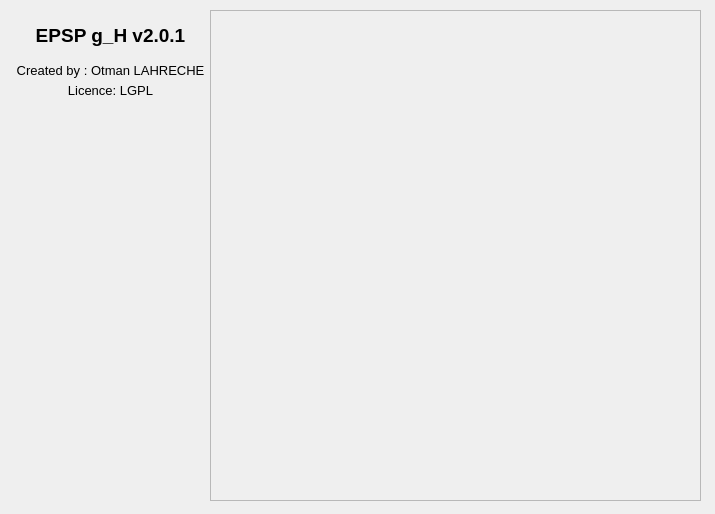
The window that ui/about.ui (otmanLAHRECHE/g_H2) describes before a commit, drawn with Qt 5.
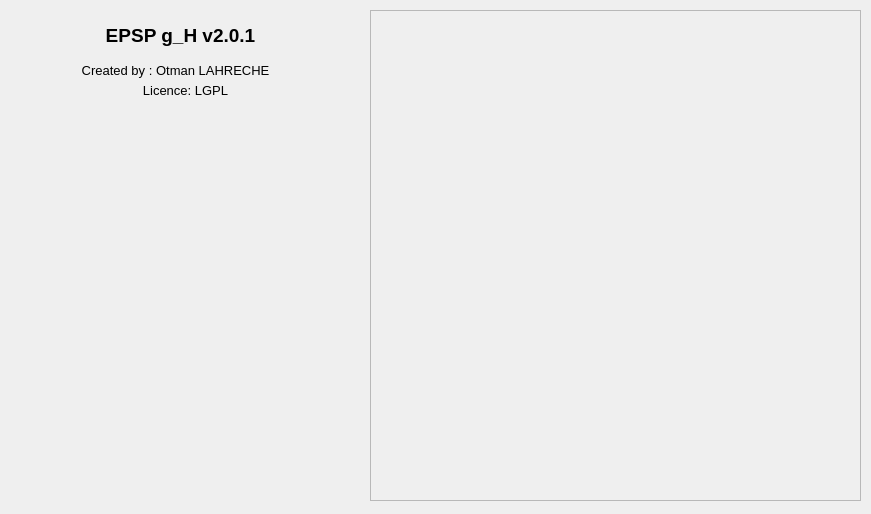
The same window after the commit.

Patch:
```diff
--- a/ui/about.ui
+++ b/ui/about.ui
@@ -6,7 +6,7 @@
    <rect>
     <x>0</x>
     <y>0</y>
-    <width>715</width>
+    <width>871</width>
     <height>514</height>
    </rect>
   </property>
@@ -16,7 +16,7 @@
   <widget class="QFrame" name="frame">
    <property name="geometry">
     <rect>
-     <x>210</x>
+     <x>370</x>
      <y>10</y>
      <width>491</width>
      <height>491</height>
@@ -34,7 +34,7 @@
     <rect>
      <x>10</x>
      <y>80</y>
-     <width>201</width>
+     <width>351</width>
      <height>21</height>
     </rect>
    </property>
@@ -61,7 +61,7 @@
     <rect>
      <x>10</x>
      <y>60</y>
-     <width>201</width>
+     <width>331</width>
      <height>21</height>
     </rect>
    </property>
@@ -88,7 +88,7 @@
     <rect>
      <x>10</x>
      <y>10</y>
-     <width>201</width>
+     <width>341</width>
      <height>51</height>
     </rect>
    </property>
```
